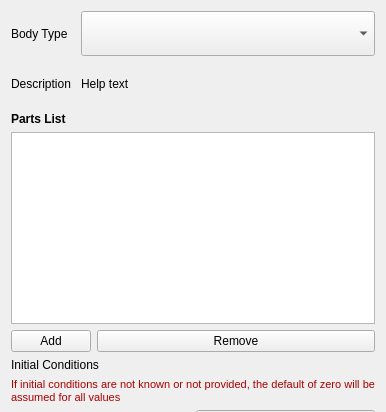
The window that TaskPanelDapBodies.ui (ljplessis/Nikra-DAP) describes before a commit, drawn with Qt 5; both pictures show x 0 to 386 and y 0 to 412 of the 386 by 621 pixel window.
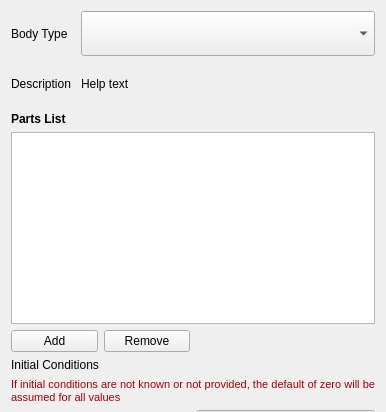
The same window after the commit. Custom widgets are drawn as their Qt base class.

Diff of the .ui file:
```diff
--- a/TaskPanelDapBodies.ui
+++ b/TaskPanelDapBodies.ui
@@ -135,11 +135,60 @@
     </layout>
    </item>
    <item row="1" column="0" colspan="2">
-    <layout class="QFormLayout" name="formLayout_2">
+    <layout class="QGridLayout" name="gridLayout_2">
      <property name="verticalSpacing">
       <number>6</number>
      </property>
-     <item row="1" column="0">
+     <item row="2" column="0">
+      <widget class="QPushButton" name="buttonAddPart">
+       <property name="sizePolicy">
+        <sizepolicy hsizetype="Expanding" vsizetype="Expanding">
+         <horstretch>0</horstretch>
+         <verstretch>0</verstretch>
+        </sizepolicy>
+       </property>
+       <property name="text">
+        <string>Add</string>
+       </property>
+      </widget>
+     </item>
+     <item row="1" column="0" colspan="4">
+      <widget class="QListWidget" name="partList">
+       <property name="sizePolicy">
+        <sizepolicy hsizetype="Expanding" vsizetype="Expanding">
+         <horstretch>0</horstretch>
+         <verstretch>0</verstretch>
+        </sizepolicy>
+       </property>
+      </widget>
+     </item>
+     <item row="2" column="1">
+      <widget class="QPushButton" name="buttonRemovePart">
+       <property name="sizePolicy">
+        <sizepolicy hsizetype="Expanding" vsizetype="Expanding">
+         <horstretch>0</horstretch>
+         <verstretch>0</verstretch>
+        </sizepolicy>
+       </property>
+       <property name="text">
+        <string>Remove</string>
+       </property>
+      </widget>
+     </item>
+     <item row="2" column="3">
+      <spacer name="horizontalSpacer">
+       <property name="orientation">
+        <enum>Qt::Horizontal</enum>
+       </property>
+       <property name="sizeHint" stdset="0">
+        <size>
+         <width>40</width>
+         <height>20</height>
+        </size>
+       </property>
+      </spacer>
+     </item>
+     <item row="0" column="0">
       <widget class="QLabel" name="label_2">
        <property name="sizePolicy">
         <sizepolicy hsizetype="Expanding" vsizetype="Expanding">
@@ -157,41 +206,18 @@
        </property>
       </widget>
      </item>
-     <item row="2" column="0" colspan="2">
-      <widget class="QListWidget" name="partList">
-       <property name="sizePolicy">
-        <sizepolicy hsizetype="Expanding" vsizetype="Expanding">
-         <horstretch>0</horstretch>
-         <verstretch>0</verstretch>
-        </sizepolicy>
+     <item row="2" column="2">
+      <spacer name="horizontalSpacer_2">
+       <property name="orientation">
+        <enum>Qt::Horizontal</enum>
        </property>
-      </widget>
-     </item>
-     <item row="3" column="0">
-      <widget class="QPushButton" name="buttonAddPart">
-       <property name="sizePolicy">
-        <sizepolicy hsizetype="Expanding" vsizetype="Expanding">
-         <horstretch>0</horstretch>
-         <verstretch>0</verstretch>
-        </sizepolicy>
+       <property name="sizeHint" stdset="0">
+        <size>
+         <width>40</width>
+         <height>20</height>
+        </size>
        </property>
-       <property name="text">
-        <string>Add</string>
-       </property>
-      </widget>
-     </item>
-     <item row="3" column="1">
-      <widget class="QPushButton" name="buttonRemovePart">
-       <property name="sizePolicy">
-        <sizepolicy hsizetype="Expanding" vsizetype="Expanding">
-         <horstretch>0</horstretch>
-         <verstretch>0</verstretch>
-        </sizepolicy>
-       </property>
-       <property name="text">
-        <string>Remove</string>
-       </property>
-      </widget>
+      </spacer>
      </item>
     </layout>
    </item>
```
